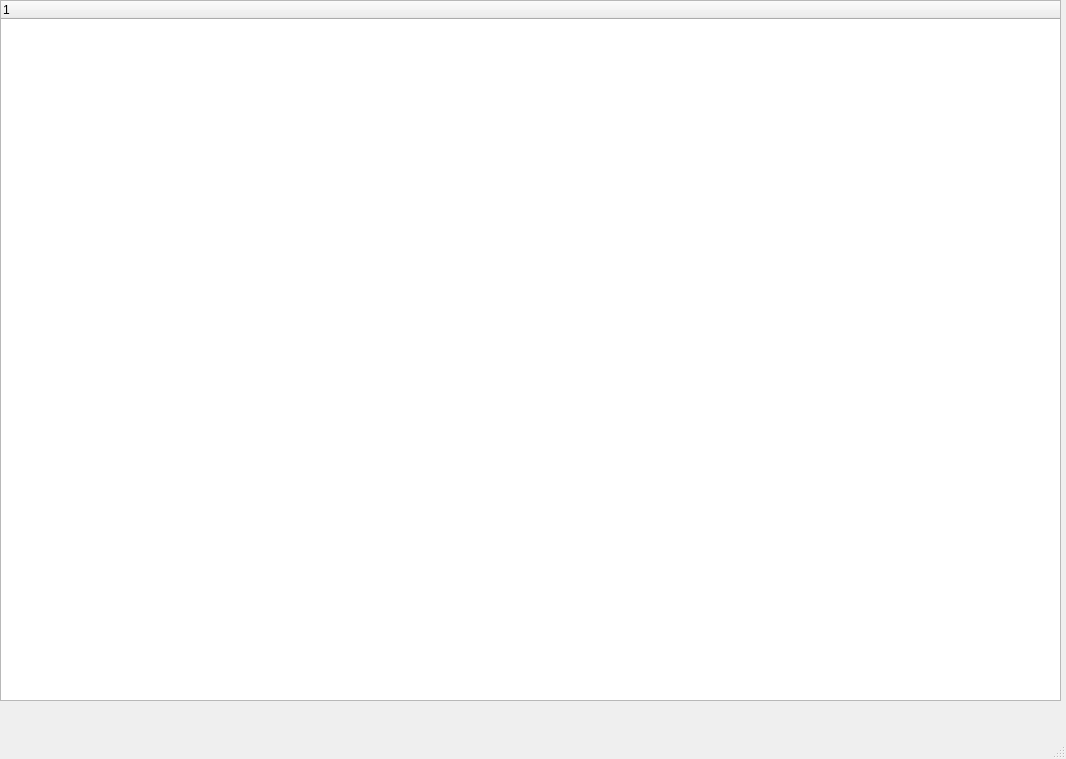
Before: the Qt Designer form ui/datacube_ui.ui in joelhoro/qt-datacube, drawn with Qt 5.
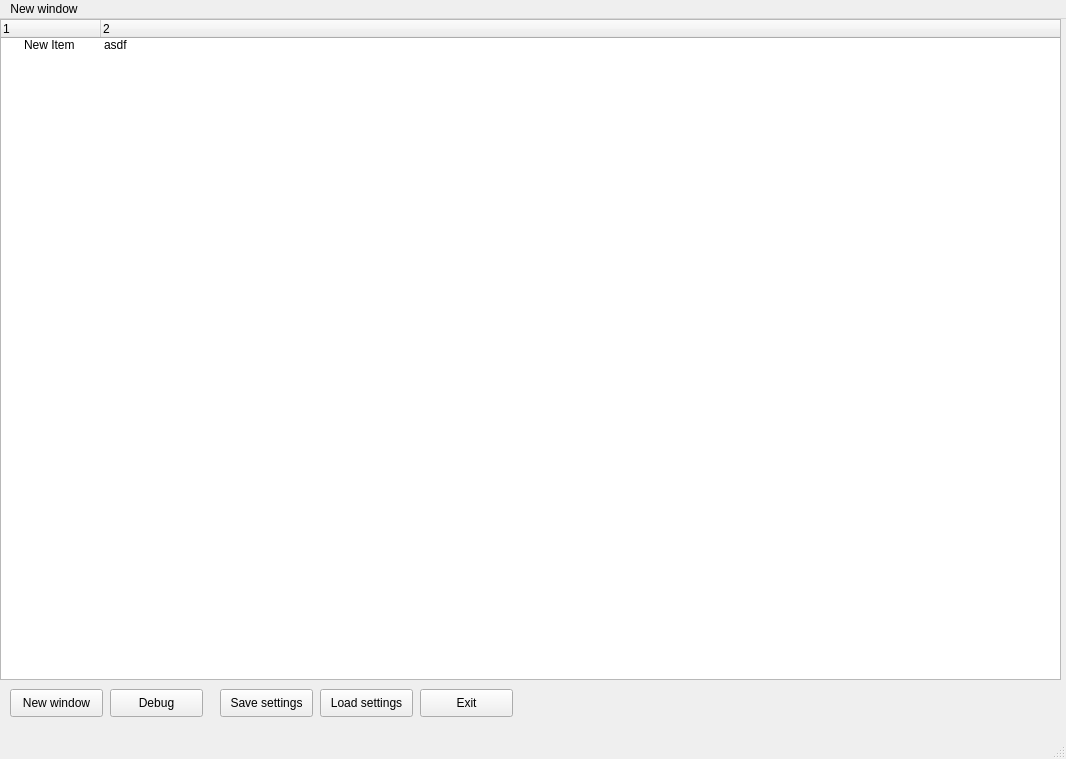
After: the same form once the commit is applied.

Commit message: Store settings

What changed in the file:
```diff
--- a/ui/datacube_ui.ui
+++ b/ui/datacube_ui.ui
@@ -20,7 +20,7 @@
       <x>0</x>
       <y>0</y>
       <width>1061</width>
-      <height>701</height>
+      <height>661</height>
      </rect>
     </property>
     <column>
@@ -28,6 +28,102 @@
       <string notr="true">1</string>
      </property>
     </column>
+    <column>
+     <property name="text">
+      <string>2</string>
+     </property>
+    </column>
+    <item>
+     <property name="text">
+      <string>New Item</string>
+     </property>
+     <property name="text">
+      <string>asdf</string>
+     </property>
+     <property name="background">
+      <brush brushstyle="NoBrush">
+       <color alpha="255">
+        <red>86</red>
+        <green>113</green>
+        <blue>213</blue>
+       </color>
+      </brush>
+     </property>
+     <property name="foreground">
+      <brush brushstyle="NoBrush">
+       <color alpha="255">
+        <red>240</red>
+        <green>42</green>
+        <blue>7</blue>
+       </color>
+      </brush>
+     </property>
+    </item>
+   </widget>
+   <widget class="QPushButton" name="newWindowButton">
+    <property name="geometry">
+     <rect>
+      <x>10</x>
+      <y>670</y>
+      <width>93</width>
+      <height>28</height>
+     </rect>
+    </property>
+    <property name="text">
+     <string>New window</string>
+    </property>
+   </widget>
+   <widget class="QPushButton" name="debugButton">
+    <property name="geometry">
+     <rect>
+      <x>110</x>
+      <y>670</y>
+      <width>93</width>
+      <height>28</height>
+     </rect>
+    </property>
+    <property name="text">
+     <string>Debug</string>
+    </property>
+   </widget>
+   <widget class="QPushButton" name="saveSettingsButton">
+    <property name="geometry">
+     <rect>
+      <x>220</x>
+      <y>670</y>
+      <width>93</width>
+      <height>28</height>
+     </rect>
+    </property>
+    <property name="text">
+     <string>Save settings</string>
+    </property>
+   </widget>
+   <widget class="QPushButton" name="loadSettingsButton">
+    <property name="geometry">
+     <rect>
+      <x>320</x>
+      <y>670</y>
+      <width>93</width>
+      <height>28</height>
+     </rect>
+    </property>
+    <property name="text">
+     <string>Load settings</string>
+    </property>
+   </widget>
+   <widget class="QPushButton" name="exitButton">
+    <property name="geometry">
+     <rect>
+      <x>420</x>
+      <y>670</y>
+      <width>93</width>
+      <height>28</height>
+     </rect>
+    </property>
+    <property name="text">
+     <string>Exit</string>
+    </property>
    </widget>
   </widget>
   <widget class="QMenuBar" name="menubar">
@@ -39,6 +135,12 @@
      <height>26</height>
     </rect>
    </property>
+   <widget class="QMenu" name="menuNew_window">
+    <property name="title">
+     <string>New window</string>
+    </property>
+   </widget>
+   <addaction name="menuNew_window"/>
   </widget>
   <widget class="QStatusBar" name="statusbar"/>
  </widget>
```
The commit also changes 2 other files.
